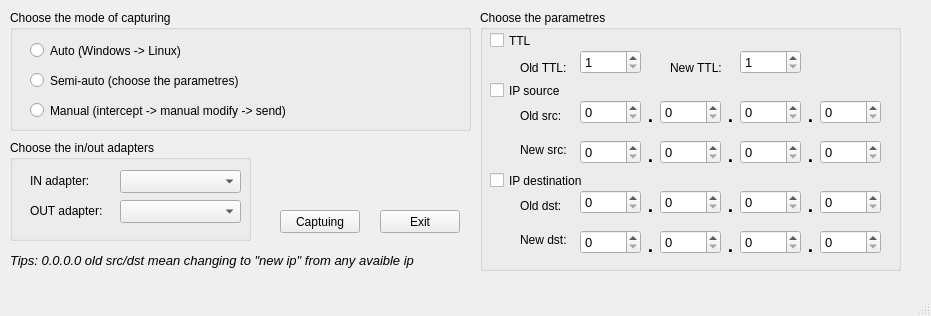
First picture: the form in mw.ui, repository winterisdeath/modify-OS-type, before the edit.
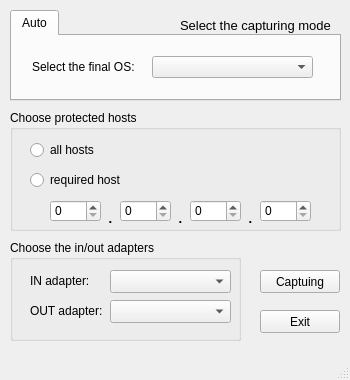
Second picture: the form after the edit.

Diff of the .ui file:
```diff
--- a/mw.ui
+++ b/mw.ui
@@ -6,71 +6,19 @@
    <rect>
     <x>0</x>
     <y>0</y>
-    <width>931</width>
-    <height>316</height>
+    <width>350</width>
+    <height>380</height>
    </rect>
   </property>
   <property name="windowTitle">
    <string>mw</string>
   </property>
   <widget class="QWidget" name="centralwidget">
-   <widget class="QGroupBox" name="groupBox_2">
-    <property name="geometry">
-     <rect>
-      <x>10</x>
-      <y>10</y>
-      <width>461</width>
-      <height>121</height>
-     </rect>
-    </property>
-    <property name="title">
-     <string>Choose the mode of capturing </string>
-    </property>
-    <widget class="QRadioButton" name="rb_auto">
-     <property name="geometry">
-      <rect>
-       <x>20</x>
-       <y>30</y>
-       <width>311</width>
-       <height>21</height>
-      </rect>
-     </property>
-     <property name="text">
-      <string>Auto (Windows -&gt; Linux)</string>
-     </property>
-    </widget>
-    <widget class="QRadioButton" name="rb_semi">
-     <property name="geometry">
-      <rect>
-       <x>20</x>
-       <y>60</y>
-       <width>311</width>
-       <height>21</height>
-      </rect>
-     </property>
-     <property name="text">
-      <string>Semi-auto (choose the parametres)</string>
-     </property>
-    </widget>
-    <widget class="QRadioButton" name="rb_manual">
-     <property name="geometry">
-      <rect>
-       <x>20</x>
-       <y>90</y>
-       <width>301</width>
-       <height>21</height>
-      </rect>
-     </property>
-     <property name="text">
-      <string>Manual (intercept -&gt; manual modify -&gt; send)</string>
-     </property>
-    </widget>
-   </widget>
    <widget class="QPushButton" name="pb_capture">
     <property name="geometry">
      <rect>
-      <x>280</x>
-      <y>210</y>
+      <x>260</x>
+      <y>270</y>
       <width>80</width>
       <height>23</height>
      </rect>
@@ -82,8 +30,8 @@
    <widget class="QPushButton" name="pb_exit">
     <property name="geometry">
      <rect>
-      <x>380</x>
-      <y>210</y>
+      <x>260</x>
+      <y>310</y>
       <width>80</width>
       <height>23</height>
      </rect>
@@ -92,880 +40,12 @@
      <string>Exit</string>
     </property>
    </widget>
-   <widget class="QGroupBox" name="gbox_param">
-    <property name="geometry">
-     <rect>
-      <x>480</x>
-      <y>10</y>
-      <width>421</width>
-      <height>261</height>
-     </rect>
-    </property>
-    <property name="title">
-     <string>Choose the parametres</string>
-    </property>
-    <widget class="QCheckBox" name="cb_ttl">
-     <property name="geometry">
-      <rect>
-       <x>10</x>
-       <y>20</y>
-       <width>85</width>
-       <height>21</height>
-      </rect>
-     </property>
-     <property name="text">
-      <string>TTL</string>
-     </property>
-    </widget>
-    <widget class="QCheckBox" name="cb_ip_src">
-     <property name="geometry">
-      <rect>
-       <x>10</x>
-       <y>70</y>
-       <width>85</width>
-       <height>21</height>
-      </rect>
-     </property>
-     <property name="text">
-      <string>IP source</string>
-     </property>
-    </widget>
-    <widget class="QLabel" name="lb_ttl_old">
-     <property name="geometry">
-      <rect>
-       <x>40</x>
-       <y>50</y>
-       <width>57</width>
-       <height>15</height>
-      </rect>
-     </property>
-     <property name="text">
-      <string>Old TTL:</string>
-     </property>
-    </widget>
-    <widget class="QLabel" name="lb_ttl_new">
-     <property name="geometry">
-      <rect>
-       <x>190</x>
-       <y>50</y>
-       <width>57</width>
-       <height>15</height>
-      </rect>
-     </property>
-     <property name="text">
-      <string>New TTL:</string>
-     </property>
-    </widget>
-    <widget class="QSpinBox" name="sp_ttl_old">
-     <property name="geometry">
-      <rect>
-       <x>100</x>
-       <y>40</y>
-       <width>61</width>
-       <height>24</height>
-      </rect>
-     </property>
-     <property name="font">
-      <font>
-       <pointsize>10</pointsize>
-      </font>
-     </property>
-     <property name="minimum">
-      <number>1</number>
-     </property>
-     <property name="maximum">
-      <number>255</number>
-     </property>
-    </widget>
-    <widget class="QSpinBox" name="sp_ttl_new">
-     <property name="geometry">
-      <rect>
-       <x>260</x>
-       <y>40</y>
-       <width>61</width>
-       <height>24</height>
-      </rect>
-     </property>
-     <property name="font">
-      <font>
-       <pointsize>10</pointsize>
-      </font>
-     </property>
-     <property name="minimum">
-      <number>1</number>
-     </property>
-     <property name="maximum">
-      <number>255</number>
-     </property>
-    </widget>
-    <widget class="QLabel" name="lb_ip_old">
-     <property name="geometry">
-      <rect>
-       <x>40</x>
-       <y>96</y>
-       <width>61</width>
-       <height>20</height>
-      </rect>
-     </property>
-     <property name="text">
-      <string>Old src:</string>
-     </property>
-    </widget>
-    <widget class="QSpinBox" name="sp_ip_src_old_1">
-     <property name="geometry">
-      <rect>
-       <x>100</x>
-       <y>90</y>
-       <width>61</width>
-       <height>24</height>
-      </rect>
-     </property>
-     <property name="font">
-      <font>
-       <pointsize>10</pointsize>
-      </font>
-     </property>
-     <property name="minimum">
-      <number>0</number>
-     </property>
-     <property name="maximum">
-      <number>255</number>
-     </property>
-     <property name="value">
-      <number>0</number>
-     </property>
-    </widget>
-    <widget class="QSpinBox" name="sp_ip_src_old_2">
-     <property name="geometry">
-      <rect>
-       <x>180</x>
-       <y>90</y>
-       <width>61</width>
-       <height>24</height>
-      </rect>
-     </property>
-     <property name="font">
-      <font>
-       <pointsize>10</pointsize>
-      </font>
-     </property>
-     <property name="minimum">
-      <number>0</number>
-     </property>
-     <property name="maximum">
-      <number>255</number>
-     </property>
-     <property name="value">
-      <number>0</number>
-     </property>
-    </widget>
-    <widget class="QSpinBox" name="sp_ip_src_old_3">
-     <property name="geometry">
-      <rect>
-       <x>260</x>
-       <y>90</y>
-       <width>61</width>
-       <height>24</height>
-      </rect>
-     </property>
-     <property name="font">
-      <font>
-       <pointsize>10</pointsize>
-      </font>
-     </property>
-     <property name="minimum">
-      <number>0</number>
-     </property>
-     <property name="maximum">
-      <number>255</number>
-     </property>
-     <property name="value">
-      <number>0</number>
-     </property>
-    </widget>
-    <widget class="QSpinBox" name="sp_ip_src_old_4">
-     <property name="geometry">
-      <rect>
-       <x>340</x>
-       <y>90</y>
-       <width>61</width>
-       <height>24</height>
-      </rect>
-     </property>
-     <property name="font">
-      <font>
-       <pointsize>10</pointsize>
-      </font>
-     </property>
-     <property name="minimum">
-      <number>0</number>
-     </property>
-     <property name="maximum">
-      <number>255</number>
-     </property>
-     <property name="value">
-      <number>0</number>
-     </property>
-    </widget>
-    <widget class="QLabel" name="dot_4">
-     <property name="geometry">
-      <rect>
-       <x>160</x>
-       <y>130</y>
-       <width>21</width>
-       <height>31</height>
-      </rect>
-     </property>
-     <property name="font">
-      <font>
-       <pointsize>14</pointsize>
-       <weight>75</weight>
-       <bold>true</bold>
-      </font>
-     </property>
-     <property name="layoutDirection">
-      <enum>Qt::RightToLeft</enum>
-     </property>
-     <property name="text">
-      <string>.</string>
-     </property>
-     <property name="alignment">
-      <set>Qt::AlignCenter</set>
-     </property>
-    </widget>
-    <widget class="QSpinBox" name="sp_ip_src_new_4">
-     <property name="geometry">
-      <rect>
-       <x>340</x>
-       <y>130</y>
-       <width>61</width>
-       <height>24</height>
-      </rect>
-     </property>
-     <property name="font">
-      <font>
-       <pointsize>10</pointsize>
-      </font>
-     </property>
-     <property name="minimum">
-      <number>0</number>
-     </property>
-     <property name="maximum">
-      <number>255</number>
-     </property>
-     <property name="value">
-      <number>0</number>
-     </property>
-    </widget>
-    <widget class="QSpinBox" name="sp_ip_src_new_2">
-     <property name="geometry">
-      <rect>
-       <x>180</x>
-       <y>130</y>
-       <width>61</width>
-       <height>24</height>
-      </rect>
-     </property>
-     <property name="font">
-      <font>
-       <pointsize>10</pointsize>
-      </font>
-     </property>
-     <property name="minimum">
-      <number>0</number>
-     </property>
-     <property name="maximum">
-      <number>255</number>
-     </property>
-     <property name="value">
-      <number>0</number>
-     </property>
-    </widget>
-    <widget class="QSpinBox" name="sp_ip_src_new_1">
-     <property name="geometry">
-      <rect>
-       <x>100</x>
-       <y>130</y>
-       <width>61</width>
-       <height>24</height>
-      </rect>
-     </property>
-     <property name="font">
-      <font>
-       <pointsize>10</pointsize>
-      </font>
-     </property>
-     <property name="minimum">
-      <number>0</number>
-     </property>
-     <property name="maximum">
-      <number>255</number>
-     </property>
-     <property name="value">
-      <number>0</number>
-     </property>
-    </widget>
-    <widget class="QLabel" name="lb_ip_new">
-     <property name="geometry">
-      <rect>
-       <x>40</x>
-       <y>130</y>
-       <width>61</width>
-       <height>20</height>
-      </rect>
-     </property>
-     <property name="text">
-      <string>New src:</string>
-     </property>
-    </widget>
-    <widget class="QSpinBox" name="sp_ip_src_new_3">
-     <property name="geometry">
-      <rect>
-       <x>260</x>
-       <y>130</y>
-       <width>61</width>
-       <height>24</height>
-      </rect>
-     </property>
-     <property name="font">
-      <font>
-       <pointsize>10</pointsize>
-      </font>
-     </property>
-     <property name="minimum">
-      <number>0</number>
-     </property>
-     <property name="maximum">
-      <number>255</number>
-     </property>
-     <property name="value">
-      <number>0</number>
-     </property>
-    </widget>
-    <widget class="QLabel" name="dot_5">
-     <property name="geometry">
-      <rect>
-       <x>240</x>
-       <y>130</y>
-       <width>21</width>
-       <height>31</height>
-      </rect>
-     </property>
-     <property name="font">
-      <font>
-       <pointsize>14</pointsize>
-       <weight>75</weight>
-       <bold>true</bold>
-      </font>
-     </property>
-     <property name="layoutDirection">
-      <enum>Qt::RightToLeft</enum>
-     </property>
-     <property name="text">
-      <string>.</string>
-     </property>
-     <property name="alignment">
-      <set>Qt::AlignCenter</set>
-     </property>
-    </widget>
-    <widget class="QLabel" name="dot_6">
-     <property name="geometry">
-      <rect>
-       <x>320</x>
-       <y>130</y>
-       <width>21</width>
-       <height>31</height>
-      </rect>
-     </property>
-     <property name="font">
-      <font>
-       <pointsize>14</pointsize>
-       <weight>75</weight>
-       <bold>true</bold>
-      </font>
-     </property>
-     <property name="layoutDirection">
-      <enum>Qt::RightToLeft</enum>
-     </property>
-     <property name="text">
-      <string>.</string>
-     </property>
-     <property name="alignment">
-      <set>Qt::AlignCenter</set>
-     </property>
-    </widget>
-    <widget class="QLabel" name="dot_1">
-     <property name="geometry">
-      <rect>
-       <x>160</x>
-       <y>90</y>
-       <width>21</width>
-       <height>31</height>
-      </rect>
-     </property>
-     <property name="font">
-      <font>
-       <pointsize>14</pointsize>
-       <weight>75</weight>
-       <bold>true</bold>
-      </font>
-     </property>
-     <property name="layoutDirection">
-      <enum>Qt::RightToLeft</enum>
-     </property>
-     <property name="text">
-      <string>.</string>
-     </property>
-     <property name="alignment">
-      <set>Qt::AlignCenter</set>
-     </property>
-    </widget>
-    <widget class="QLabel" name="dot_2">
-     <property name="geometry">
-      <rect>
-       <x>240</x>
-       <y>90</y>
-       <width>21</width>
-       <height>31</height>
-      </rect>
-     </property>
-     <property name="font">
-      <font>
-       <pointsize>14</pointsize>
-       <weight>75</weight>
-       <bold>true</bold>
-      </font>
-     </property>
-     <property name="layoutDirection">
-      <enum>Qt::RightToLeft</enum>
-     </property>
-     <property name="text">
-      <string>.</string>
-     </property>
-     <property name="alignment">
-      <set>Qt::AlignCenter</set>
-     </property>
-    </widget>
-    <widget class="QLabel" name="dot_3">
-     <property name="geometry">
-      <rect>
-       <x>320</x>
-       <y>90</y>
-       <width>21</width>
-       <height>31</height>
-      </rect>
-     </property>
-     <property name="font">
-      <font>
-       <pointsize>14</pointsize>
-       <weight>75</weight>
-       <bold>true</bold>
-      </font>
-     </property>
-     <property name="layoutDirection">
-      <enum>Qt::RightToLeft</enum>
-     </property>
-     <property name="text">
-      <string>.</string>
-     </property>
-     <property name="alignment">
-      <set>Qt::AlignCenter</set>
-     </property>
-    </widget>
-    <widget class="QSpinBox" name="sp_ip_dst_old_2">
-     <property name="geometry">
-      <rect>
-       <x>180</x>
-       <y>180</y>
-       <width>61</width>
-       <height>24</height>
-      </rect>
-     </property>
-     <property name="font">
-      <font>
-       <pointsize>10</pointsize>
-      </font>
-     </property>
-     <property name="minimum">
-      <number>0</number>
-     </property>
-     <property name="maximum">
-      <number>255</number>
-     </property>
-     <property name="value">
-      <number>0</number>
-     </property>
-    </widget>
-    <widget class="QLabel" name="dot_7">
-     <property name="geometry">
-      <rect>
-       <x>320</x>
-       <y>220</y>
-       <width>21</width>
-       <height>31</height>
-      </rect>
-     </property>
-     <property name="font">
-      <font>
-       <pointsize>14</pointsize>
-       <weight>75</weight>
-       <bold>true</bold>
-      </font>
-     </property>
-     <property name="layoutDirection">
-      <enum>Qt::RightToLeft</enum>
-     </property>
-     <property name="text">
-      <string>.</string>
-     </property>
-     <property name="alignment">
-      <set>Qt::AlignCenter</set>
-     </property>
-    </widget>
-    <widget class="QLabel" name="dot_8">
-     <property name="geometry">
-      <rect>
-       <x>240</x>
-       <y>180</y>
-       <width>21</width>
-       <height>31</height>
-      </rect>
-     </property>
-     <property name="font">
-      <font>
-       <pointsize>14</pointsize>
-       <weight>75</weight>
-       <bold>true</bold>
-      </font>
-     </property>
-     <property name="layoutDirection">
-      <enum>Qt::RightToLeft</enum>
-     </property>
-     <property name="text">
-      <string>.</string>
-     </property>
-     <property name="alignment">
-      <set>Qt::AlignCenter</set>
-     </property>
-    </widget>
-    <widget class="QSpinBox" name="sp_ip_dst_new_2">
-     <property name="geometry">
-      <rect>
-       <x>180</x>
-       <y>220</y>
-       <width>61</width>
-       <height>24</height>
-      </rect>
-     </property>
-     <property name="font">
-      <font>
-       <pointsize>10</pointsize>
-      </font>
-     </property>
-     <property name="minimum">
-      <number>0</number>
-     </property>
-     <property name="maximum">
-      <number>255</number>
-     </property>
-     <property name="value">
-      <number>0</number>
-     </property>
-    </widget>
-    <widget class="QSpinBox" name="sp_ip_dst_new_1">
-     <property name="geometry">
-      <rect>
-       <x>100</x>
-       <y>220</y>
-       <width>61</width>
-       <height>24</height>
-      </rect>
-     </property>
-     <property name="font">
-      <font>
-       <pointsize>10</pointsize>
-      </font>
-     </property>
-     <property name="minimum">
-      <number>0</number>
-     </property>
-     <property name="maximum">
-      <number>255</number>
-     </property>
-     <property name="value">
-      <number>0</number>
-     </property>
-    </widget>
-    <widget class="QLabel" name="lb_ip_old_2">
-     <property name="geometry">
-      <rect>
-       <x>40</x>
-       <y>186</y>
-       <width>61</width>
-       <height>20</height>
-      </rect>
-     </property>
-     <property name="text">
-      <string>Old dst:</string>
-     </property>
-    </widget>
-    <widget class="QLabel" name="lb_ip_new_2">
-     <property name="geometry">
-      <rect>
-       <x>40</x>
-       <y>220</y>
-       <width>61</width>
-       <height>20</height>
-      </rect>
-     </property>
-     <property name="text">
-      <string>New dst:</string>
-     </property>
-    </widget>
-    <widget class="QSpinBox" name="sp_ip_dst_old_3">
-     <property name="geometry">
-      <rect>
-       <x>260</x>
-       <y>180</y>
-       <width>61</width>
-       <height>24</height>
-      </rect>
-     </property>
-     <property name="font">
-      <font>
-       <pointsize>10</pointsize>
-      </font>
-     </property>
-     <property name="minimum">
-      <number>0</number>
-     </property>
-     <property name="maximum">
-      <number>255</number>
-     </property>
-     <property name="value">
-      <number>0</number>
-     </property>
-    </widget>
-    <widget class="QSpinBox" name="sp_ip_dst_new_3">
-     <property name="geometry">
-      <rect>
-       <x>260</x>
-       <y>220</y>
-       <width>61</width>
-       <height>24</height>
-      </rect>
-     </property>
-     <property name="font">
-      <font>
-       <pointsize>10</pointsize>
-      </font>
-     </property>
-     <property name="minimum">
-      <number>0</number>
-     </property>
-     <property name="maximum">
-      <number>255</number>
-     </property>
-     <property name="value">
-      <number>0</number>
-     </property>
-    </widget>
-    <widget class="QLabel" name="dot_9">
-     <property name="geometry">
-      <rect>
-       <x>160</x>
-       <y>220</y>
-       <width>21</width>
-       <height>31</height>
-      </rect>
-     </property>
-     <property name="font">
-      <font>
-       <pointsize>14</pointsize>
-       <weight>75</weight>
-       <bold>true</bold>
-      </font>
-     </property>
-     <property name="layoutDirection">
-      <enum>Qt::RightToLeft</enum>
-     </property>
-     <property name="text">
-      <string>.</string>
-     </property>
-     <property name="alignment">
-      <set>Qt::AlignCenter</set>
-     </property>
-    </widget>
-    <widget class="QLabel" name="dot_10">
-     <property name="geometry">
-      <rect>
-       <x>240</x>
-       <y>220</y>
-       <width>21</width>
-       <height>31</height>
-      </rect>
-     </property>
-     <property name="font">
-      <font>
-       <pointsize>14</pointsize>
-       <weight>75</weight>
-       <bold>true</bold>
-      </font>
-     </property>
-     <property name="layoutDirection">
-      <enum>Qt::RightToLeft</enum>
-     </property>
-     <property name="text">
-      <string>.</string>
-     </property>
-     <property name="alignment">
-      <set>Qt::AlignCenter</set>
-     </property>
-    </widget>
-    <widget class="QCheckBox" name="cb_ip_dst">
-     <property name="geometry">
-      <rect>
-       <x>10</x>
-       <y>160</y>
-       <width>111</width>
-       <height>21</height>
-      </rect>
-     </property>
-     <property name="text">
-      <string>IP destination</string>
-     </property>
-    </widget>
-    <widget class="QLabel" name="dot_11">
-     <property name="geometry">
-      <rect>
-       <x>320</x>
-       <y>180</y>
-       <width>21</width>
-       <height>31</height>
-      </rect>
-     </property>
-     <property name="font">
-      <font>
-       <pointsize>14</pointsize>
-       <weight>75</weight>
-       <bold>true</bold>
-      </font>
-     </property>
-     <property name="layoutDirection">
-      <enum>Qt::RightToLeft</enum>
-     </property>
-     <property name="text">
-      <string>.</string>
-     </property>
-     <property name="alignment">
-      <set>Qt::AlignCenter</set>
-     </property>
-    </widget>
-    <widget class="QSpinBox" name="sp_ip_dst_old_4">
-     <property name="geometry">
-      <rect>
-       <x>340</x>
-       <y>180</y>
-       <width>61</width>
-       <height>24</height>
-      </rect>
-     </property>
-     <property name="font">
-      <font>
-       <pointsize>10</pointsize>
-      </font>
-     </property>
-     <property name="minimum">
-      <number>0</number>
-     </property>
-     <property name="maximum">
-      <number>255</number>
-     </property>
-     <property name="value">
-      <number>0</number>
-     </property>
-    </widget>
-    <widget class="QSpinBox" name="sp_ip_dst_new_4">
-     <property name="geometry">
-      <rect>
-       <x>340</x>
-       <y>220</y>
-       <width>61</width>
-       <height>24</height>
-      </rect>
-     </property>
-     <property name="font">
-      <font>
-       <pointsize>10</pointsize>
-      </font>
-     </property>
-     <property name="minimum">
-      <number>0</number>
-     </property>
-     <property name="maximum">
-      <number>255</number>
-     </property>
-     <property name="value">
-      <number>0</number>
-     </property>
-    </widget>
-    <widget class="QSpinBox" name="sp_ip_dst_old_1">
-     <property name="geometry">
-      <rect>
-       <x>100</x>
-       <y>180</y>
-       <width>61</width>
-       <height>24</height>
-      </rect>
-     </property>
-     <property name="font">
-      <font>
-       <pointsize>10</pointsize>
-      </font>
-     </property>
-     <property name="minimum">
-      <number>0</number>
-     </property>
-     <property name="maximum">
-      <number>255</number>
-     </property>
-     <property name="value">
-      <number>0</number>
-     </property>
-    </widget>
-    <widget class="QLabel" name="dot_12">
-     <property name="geometry">
-      <rect>
-       <x>160</x>
-       <y>180</y>
-       <width>21</width>
-       <height>31</height>
-      </rect>
-     </property>
-     <property name="font">
-      <font>
-       <pointsize>14</pointsize>
-       <weight>75</weight>
-       <bold>true</bold>
-      </font>
-     </property>
-     <property name="layoutDirection">
-      <enum>Qt::RightToLeft</enum>
-     </property>
-     <property name="text">
-      <string>.</string>
-     </property>
-     <property name="alignment">
-      <set>Qt::AlignCenter</set>
-     </property>
-    </widget>
-   </widget>
    <widget class="QGroupBox" name="groupBox">
     <property name="geometry">
      <rect>
       <x>10</x>
-      <y>140</y>
-      <width>241</width>
+      <y>240</y>
+      <width>231</width>
       <height>101</height>
      </rect>
     </property>
@@ -1001,7 +81,7 @@
     <widget class="QComboBox" name="comb_adapter_1">
      <property name="geometry">
       <rect>
-       <x>110</x>
+       <x>100</x>
        <y>30</y>
        <width>121</width>
        <height>23</height>
@@ -1011,7 +91,7 @@
     <widget class="QComboBox" name="comb_adapter_2">
      <property name="geometry">
       <rect>
-       <x>110</x>
+       <x>100</x>
        <y>60</y>
        <width>121</width>
        <height>23</height>
@@ -1022,22 +102,257 @@
    <widget class="QLabel" name="label">
     <property name="geometry">
      <rect>
-      <x>10</x>
-      <y>250</y>
-      <width>581</width>
+      <x>180</x>
+      <y>15</y>
+      <width>161</width>
       <height>21</height>
      </rect>
     </property>
     <property name="font">
      <font>
       <pointsize>10</pointsize>
-      <italic>true</italic>
      </font>
     </property>
     <property name="text">
-     <string>Tips: 0.0.0.0 old src/dst mean changing to &quot;new ip&quot; from any avaible ip</string>
+     <string>Select the capturing mode</string>
     </property>
    </widget>
+   <widget class="QTabWidget" name="tabWidget">
+    <property name="geometry">
+     <rect>
+      <x>10</x>
+      <y>10</y>
+      <width>331</width>
+      <height>91</height>
+     </rect>
+    </property>
+    <property name="currentIndex">
+     <number>0</number>
+    </property>
+    <widget class="QWidget" name="tab">
+     <attribute name="title">
+      <string>Auto</string>
+     </attribute>
+     <widget class="QLabel" name="label_7">
+      <property name="geometry">
+       <rect>
+        <x>20</x>
+        <y>10</y>
+        <width>171</width>
+        <height>41</height>
+       </rect>
+      </property>
+      <property name="font">
+       <font>
+        <pointsize>9</pointsize>
+       </font>
+      </property>
+      <property name="text">
+       <string>Select the final OS:</string>
+      </property>
+     </widget>
+     <widget class="QComboBox" name="cb_os_type">
+      <property name="geometry">
+       <rect>
+        <x>140</x>
+        <y>20</y>
+        <width>161</width>
+        <height>22</height>
+       </rect>
+      </property>
+     </widget>
+    </widget>
+   </widget>
+   <widget class="QGroupBox" name="groupBox_2">
+    <property name="geometry">
+     <rect>
+      <x>10</x>
+      <y>110</y>
+      <width>331</width>
+      <height>121</height>
+     </rect>
+    </property>
+    <property name="title">
+     <string>Choose protected hosts</string>
+    </property>
+    <widget class="QRadioButton" name="rb_host_all">
+     <property name="geometry">
+      <rect>
+       <x>20</x>
+       <y>30</y>
+       <width>111</width>
+       <height>20</height>
+      </rect>
+     </property>
+     <property name="font">
+      <font>
+       <pointsize>9</pointsize>
+      </font>
+     </property>
+     <property name="text">
+      <string>all hosts</string>
+     </property>
+    </widget>
+    <widget class="QLabel" name="lb_dot_3">
+     <property name="geometry">
+      <rect>
+       <x>230</x>
+       <y>100</y>
+       <width>21</width>
+       <height>16</height>
+      </rect>
+     </property>
+     <property name="font">
+      <font>
+       <pointsize>10</pointsize>
+       <weight>75</weight>
+       <bold>true</bold>
+      </font>
+     </property>
+     <property name="text">
+      <string>.</string>
+     </property>
+     <property name="alignment">
+      <set>Qt::AlignBottom|Qt::AlignHCenter</set>
+     </property>
+    </widget>
+    <widget class="QRadioButton" name="rb_host_one">
+     <property name="geometry">
+      <rect>
+       <x>20</x>
+       <y>60</y>
+       <width>111</width>
+       <height>20</height>
+      </rect>
+     </property>
+     <property name="font">
+      <font>
+       <pointsize>9</pointsize>
+      </font>
+     </property>
+     <property name="text">
+      <string>required host</string>
+     </property>
+    </widget>
+    <widget class="QSpinBox" name="sp_ip_2">
+     <property name="geometry">
+      <rect>
+       <x>110</x>
+       <y>90</y>
+       <width>51</width>
+       <height>22</height>
+      </rect>
+     </property>
+     <property name="font">
+      <font>
+       <pointsize>9</pointsize>
+      </font>
+     </property>
+     <property name="maximum">
+      <number>255</number>
+     </property>
+    </widget>
+    <widget class="QSpinBox" name="sp_ip_1">
+     <property name="geometry">
+      <rect>
+       <x>40</x>
+       <y>90</y>
+       <width>51</width>
+       <height>22</height>
+      </rect>
+     </property>
+     <property name="font">
+      <font>
+       <pointsize>9</pointsize>
+      </font>
+     </property>
+     <property name="maximum">
+      <number>255</number>
+     </property>
+    </widget>
+    <widget class="QSpinBox" name="sp_ip_3">
+     <property name="geometry">
+      <rect>
+       <x>180</x>
+       <y>90</y>
+       <width>51</width>
+       <height>22</height>
+      </rect>
+     </property>
+     <property name="font">
+      <font>
+       <pointsize>9</pointsize>
+      </font>
+     </property>
+     <property name="maximum">
+      <number>255</number>
+     </property>
+    </widget>
+    <widget class="QSpinBox" name="sp_ip_4">
+     <property name="geometry">
+      <rect>
+       <x>250</x>
+       <y>90</y>
+       <width>51</width>
+       <height>22</height>
+      </rect>
+     </property>
+     <property name="font">
+      <font>
+       <pointsize>9</pointsize>
+      </font>
+     </property>
+     <property name="maximum">
+      <number>255</number>
+     </property>
+    </widget>
+    <widget class="QLabel" name="lb_dot_2">
+     <property name="geometry">
+      <rect>
+       <x>160</x>
+       <y>100</y>
+       <width>21</width>
+       <height>16</height>
+      </rect>
+     </property>
+     <property name="font">
+      <font>
+       <pointsize>10</pointsize>
+       <weight>75</weight>
+       <bold>true</bold>
+      </font>
+     </property>
+     <property name="text">
+      <string>.</string>
+     </property>
+     <property name="alignment">
+      <set>Qt::AlignBottom|Qt::AlignHCenter</set>
+     </property>
+    </widget>
+    <widget class="QLabel" name="lb_dot_1">
+     <property name="geometry">
+      <rect>
+       <x>90</x>
+       <y>100</y>
+       <width>21</width>
+       <height>16</height>
+      </rect>
+     </property>
+     <property name="font">
+      <font>
+       <pointsize>10</pointsize>
+       <weight>75</weight>
+       <bold>true</bold>
+      </font>
+     </property>
+     <property name="text">
+      <string>.</string>
+     </property>
+     <property name="alignment">
+      <set>Qt::AlignBottom|Qt::AlignHCenter</set>
+     </property>
+    </widget>
+   </widget>
   </widget>
   <widget class="QMenuBar" name="menubar">
    <property name="geometry">
```
Left out of the diff: 6 changed lines with no effect on the pictures.
